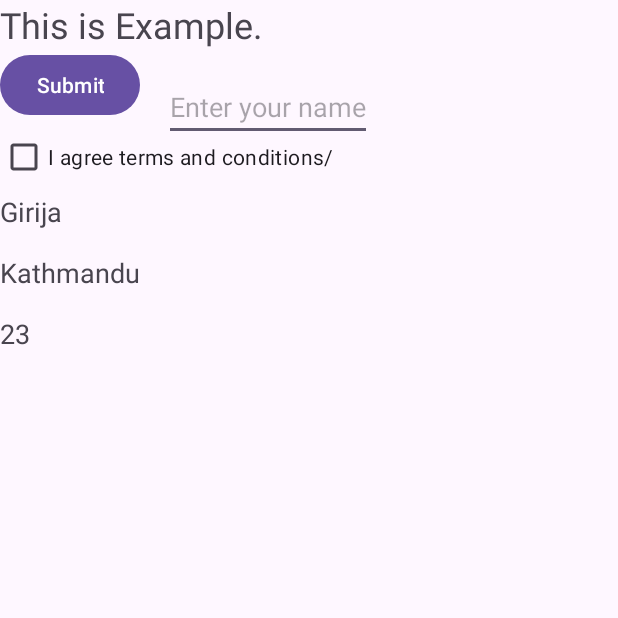
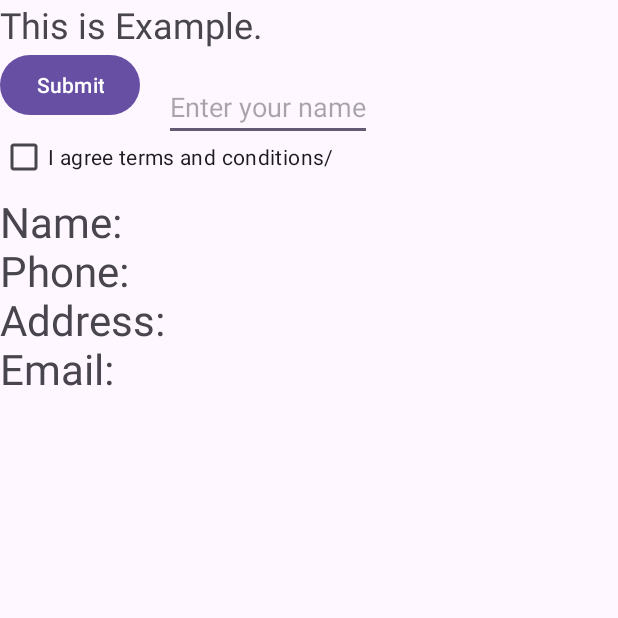
Before and after one commit to bhattaraigirija/BCA6thMP, an Android app: the screen it shows after launch (DashboardActivity), after a tap on "Register", on a phone screen of 412 x 824 dp, the top half of it. Run offline under Robolectric (Android 15) with nearby library versions, the phone set to English and light mode, and no system bars.

Commit message:
after getting and setting data on form'

```diff
--- a/app/src/main/java/com/mobile/bca6th/DashboardActivity.java
+++ b/app/src/main/java/com/mobile/bca6th/DashboardActivity.java
@@ -26,11 +26,14 @@ public class DashboardActivity extends AppCompatActivity {
         age = findViewById(R.id.txvAge);
 
         String rsName = getIntent().getStringExtra("name");
-        int rsAge = getIntent().getIntExtra("age", 0);
         String rsAddress = getIntent().getStringExtra("address");
+        String rsPhone = getIntent().getStringExtra("phone");
+        String rsEmail = getIntent().getStringExtra("email");
 
-        name.setText(rsName);
-        address.setText(rsAddress);
-        age.setText(String.valueOf(rsAge));
+        name.setText("Name: "+rsName+
+                "\nPhone: "+rsPhone+
+                "\nAddress: "+rsAddress+
+                "\nEmail: "+rsEmail);
+
     }
 }
--- a/app/src/main/java/com/mobile/bca6th/MainActivity.java
+++ b/app/src/main/java/com/mobile/bca6th/MainActivity.java
@@ -18,7 +18,7 @@ public class MainActivity extends AppCompatActivity {
 
 
     Button btn;
-    EditText editText;
+    EditText dname, daddress, dphone, demail;
 
     @SuppressLint("MissingInflatedId")
     @Override
@@ -28,15 +28,22 @@ public class MainActivity extends AppCompatActivity {
         setContentView(R.layout.activity_main);
 
         btn = findViewById(R.id.btnRegister);
-        editText = findViewById(R.id.edtName);
-
-
+        dname = findViewById(R.id.edtName);
+        daddress = findViewById(R.id.edtAddress);
+        dphone = findViewById(R.id.edtPhone);
+        demail = findViewById(R.id.edtEmail);
 
         btn.setOnClickListener(view -> {
+            String name = dname.getText().toString();
+            String address = daddress.getText().toString();
+            String phone = dphone.getText().toString();
+            String email = demail.getText().toString();
+
             Intent i = new Intent(MainActivity.this, DashboardActivity.class);
-            i.putExtra("name", "Girija");
-            i.putExtra("age", 23);
-            i.putExtra("address","Kathmandu");
+            i.putExtra("name", name);
+            i.putExtra("address", address);
+            i.putExtra("phone",phone);
+            i.putExtra("email",email);
             startActivity(i);
 
         });
@@ -45,15 +52,7 @@ public class MainActivity extends AppCompatActivity {
 
 
 
-        editText.setOnKeyListener((v, keyCode, event) -> {
-            if(event.getAction() == KeyEvent.ACTION_DOWN) {
-                String keyName = KeyEvent.keyCodeToString(keyCode);
-               Toast.makeText(MainActivity.this,
-                       "Key Pressed " + keyName,
-                       Toast.LENGTH_LONG).show();
-            }
-            return false;
-        });
+
 
         }
     }
--- a/app/src/main/res/layout/activity_dashboard.xml
+++ b/app/src/main/res/layout/activity_dashboard.xml
@@ -44,7 +44,7 @@
         android:layout_below="@+id/ckTerms"
         android:layout_width="match_parent"
         android:layout_height="wrap_content"
-        android:textSize="18sp"
+        android:textSize="28sp"
         android:layout_marginBottom="16dp"/>
 
     <TextView
--- a/app/src/main/res/layout/activity_main.xml
+++ b/app/src/main/res/layout/activity_main.xml
@@ -1,6 +1,5 @@
 <?xml version="1.0" encoding="utf-8"?>
-<LinearLayout
-    xmlns:android="http://schemas.android.com/apk/res/android"
+<LinearLayout xmlns:android="http://schemas.android.com/apk/res/android"
     android:layout_width="match_parent"
     android:layout_height="match_parent"
     android:orientation="vertical"
@@ -22,12 +21,14 @@
         android:hint="@string/name"/>
 
     <EditText
+        android:id="@+id/edtAddress"
         android:layout_width="wrap_content"
         android:layout_height="wrap_content"
         android:layout_marginBottom="8dp"
         android:hint="@string/address"/>
 
     <EditText
+        android:id="@+id/edtPhone"
         android:layout_width="match_parent"
         android:layout_height="wrap_content"
         android:hint="@string/phone"
@@ -35,6 +36,7 @@
         android:inputType="phone"/>
 
     <EditText
+        android:id="@+id/edtEmail"
         android:layout_width="match_parent"
         android:layout_height="wrap_content"
         android:layout_marginBottom="8dp"
```
